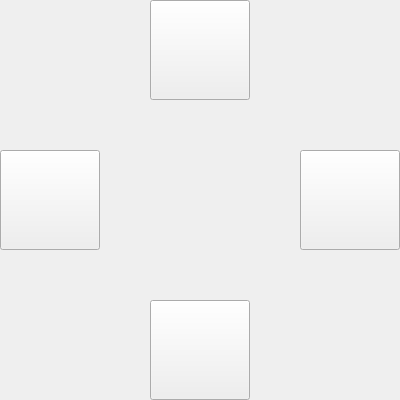
Qt form bubblewindow.ui (0singh-ajit0/UtilityBubble) before a commit.
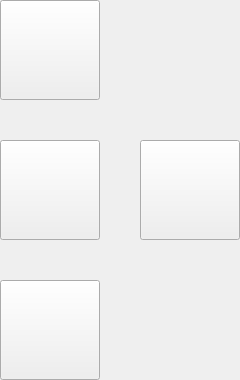
The same form after that commit. Icons and pictures are not drawn.

Commit message: Added new icons and finished with basic functionalities

```diff
--- a/bubblewindow.ui
+++ b/bubblewindow.ui
@@ -6,8 +6,8 @@
    <rect>
     <x>0</x>
     <y>0</y>
-    <width>400</width>
-    <height>400</height>
+    <width>240</width>
+    <height>380</height>
    </rect>
   </property>
   <property name="windowTitle">
@@ -17,8 +17,8 @@
    <widget class="QPushButton" name="btnMain">
     <property name="geometry">
      <rect>
-      <x>300</x>
-      <y>150</y>
+      <x>140</x>
+      <y>140</y>
       <width>100</width>
       <height>100</height>
      </rect>
@@ -26,37 +26,67 @@
     <property name="text">
      <string/>
     </property>
+    <property name="iconSize">
+     <size>
+      <width>20</width>
+      <height>20</height>
+     </size>
+    </property>
    </widget>
    <widget class="QPushButton" name="btnFunction3">
     <property name="geometry">
      <rect>
-      <x>150</x>
-      <y>300</y>
+      <x>0</x>
+      <y>280</y>
       <width>100</width>
       <height>100</height>
      </rect>
     </property>
+    <property name="cursor">
+     <cursorShape>PointingHandCursor</cursorShape>
+    </property>
+    <property name="styleSheet">
+     <string notr="true"/>
+    </property>
     <property name="text">
      <string/>
     </property>
+    <property name="iconSize">
+     <size>
+      <width>20</width>
+      <height>20</height>
+     </size>
+    </property>
    </widget>
    <widget class="QPushButton" name="btnFunction2">
     <property name="geometry">
      <rect>
       <x>0</x>
-      <y>150</y>
+      <y>140</y>
       <width>100</width>
       <height>100</height>
      </rect>
     </property>
+    <property name="cursor">
+     <cursorShape>PointingHandCursor</cursorShape>
+    </property>
+    <property name="styleSheet">
+     <string notr="true"/>
+    </property>
     <property name="text">
      <string/>
     </property>
+    <property name="iconSize">
+     <size>
+      <width>20</width>
+      <height>20</height>
+     </size>
+    </property>
    </widget>
    <widget class="QPushButton" name="btnFunction1">
     <property name="geometry">
      <rect>
-      <x>150</x>
+      <x>0</x>
       <y>0</y>
       <width>100</width>
       <height>100</height>
@@ -72,8 +102,8 @@
     </property>
     <property name="iconSize">
      <size>
-      <width>100</width>
-      <height>100</height>
+      <width>20</width>
+      <height>20</height>
      </size>
     </property>
    </widget>
```
Left out of the diff: 10 changed lines with no effect on the pictures. The commit also changes 16 other files.
